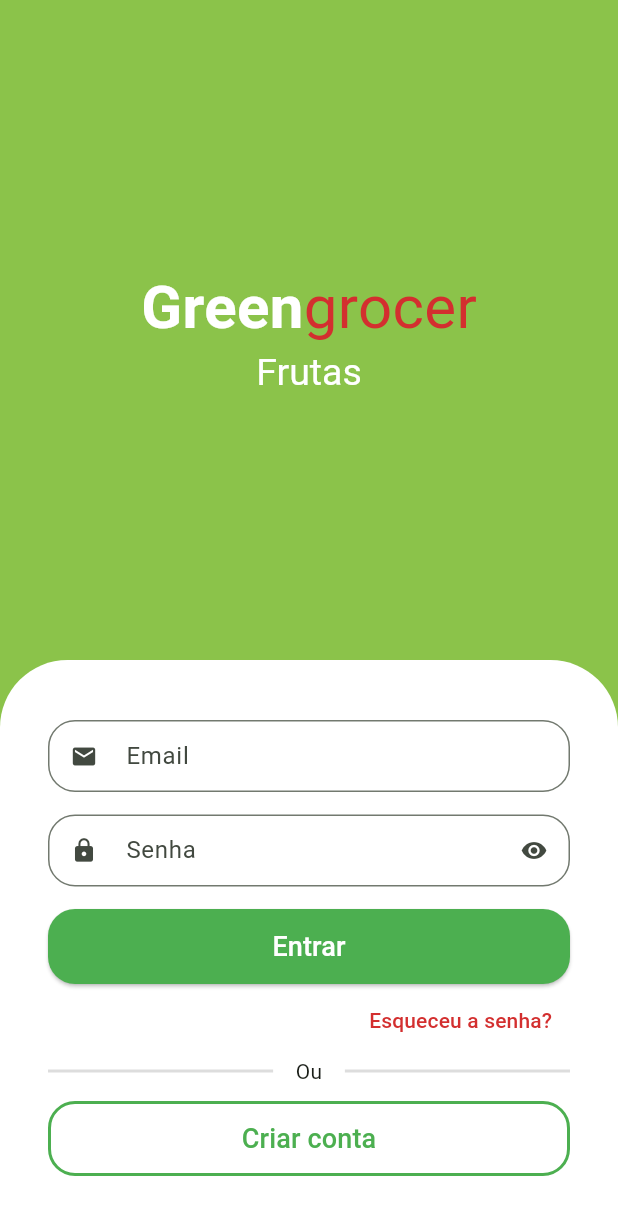
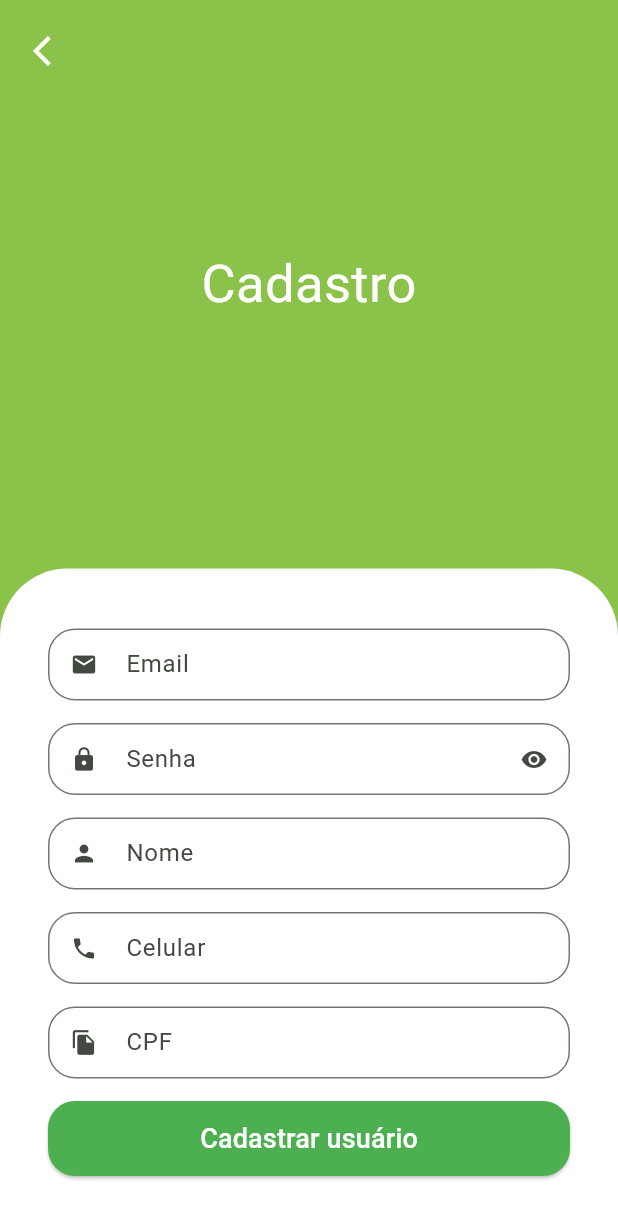
Before and after one commit to juaanluna/flutter-greengrocer, a Flutter app: the screen it shows after launch, after a tap on "Criar conta", on a phone screen of 412 x 824 dp. Shown: the top 1219 px of the screen. Run offline on Flutter 3.47's test engine with Material 3 defaults, Android fonts, the phone set to English and light mode, and no system bars; drawn by our look-alikes of animated_text_kit; our stand-ins replace mask_text_input_formatter.

Commit message:
feat: creating sign up screen

```diff
--- a/lib/src/auth/components/custom_text_field.dart
+++ b/lib/src/auth/components/custom_text_field.dart
@@ -1,15 +1,18 @@
 import 'package:flutter/material.dart';
+import 'package:flutter/services.dart';
 
 class CustomTextField extends StatefulWidget {
   final IconData icon;
   final String label;
   final bool isSecret;
+  final List<TextInputFormatter>? inputFormatters;
 
   const CustomTextField(
       {super.key,
       required this.icon,
       required this.label,
-      this.isSecret = false});
+      this.isSecret = false,
+      this.inputFormatters});
 
   @override
   State<CustomTextField> createState() => _CustomTextFieldState();
@@ -30,6 +33,7 @@ class _CustomTextFieldState extends State<CustomTextField> {
     return Padding(
       padding: const EdgeInsets.only(bottom: 15),
       child: TextFormField(
+        inputFormatters: widget.inputFormatters,
         obscureText: isObscure,
         decoration: InputDecoration(
             suffixIcon: widget.isSecret
--- a/lib/src/auth/sign_in_screen.dart
+++ b/lib/src/auth/sign_in_screen.dart
@@ -1,6 +1,7 @@
 import 'package:animated_text_kit/animated_text_kit.dart';
 import 'package:flutter/material.dart';
 import 'package:greengrocer/src/auth/components/custom_text_field.dart';
+import 'package:greengrocer/src/auth/sign_up_screen.dart';
 import 'package:greengrocer/src/config/custom_colors.dart';
 
 class SignInScreen extends StatelessWidget {
@@ -144,7 +145,12 @@ class SignInScreen extends StatelessWidget {
                                     borderRadius: BorderRadius.circular(18)),
                                 side: const BorderSide(
                                     width: 2, color: Colors.green)),
-                            onPressed: () {},
+                            onPressed: () {
+                              Navigator.of(context)
+                                  .push(MaterialPageRoute(builder: (c) {
+                                return SignUpScreen();
+                              }));
+                            },
                             child: const Text(
                               "Criar conta",
                               style:
--- /dev/null
+++ b/lib/src/auth/sign_up_screen.dart
@@ -0,0 +1,112 @@
+import 'package:flutter/material.dart';
+import 'package:greengrocer/src/auth/components/custom_text_field.dart';
+import 'package:greengrocer/src/config/custom_colors.dart';
+import 'package:mask_text_input_formatter/mask_text_input_formatter.dart';
+
+class SignUpScreen extends StatelessWidget {
+  SignUpScreen({super.key});
+
+  final cpfFormatter = MaskTextInputFormatter(
+      mask: '###.###.###-##', filter: {'#': RegExp(r'[0-9]')});
+
+
+  final phoneFormatter = MaskTextInputFormatter(
+      mask: '## #####-####', filter: {'#': RegExp(r'[0-9]')});
+
+  @override
+  Widget build(BuildContext context) {
+    final size = MediaQuery.of(context).size;
+
+    return Scaffold(
+      backgroundColor: CustomColors.customSwatchColor,
+      body: SingleChildScrollView(
+        child: SizedBox(
+          height: size.height,
+          width: size.width,
+          child: Stack(
+            children: [
+              Column(children: [
+                const Expanded(
+                    child: Center(
+                  child: Text(
+                    'Cadastro',
+                    style: TextStyle(color: Colors.white, fontSize: 35),
+                  ),
+                )),
+
+                //FORMULÁRIO
+                Container(
+                  padding:
+                      const EdgeInsets.symmetric(horizontal: 32, vertical: 40),
+                  decoration: const BoxDecoration(
+                    color: Colors.white,
+                    borderRadius: BorderRadius.vertical(
+                      top: Radius.circular(45),
+                    ),
+                  ),
+                  child: Column(
+                      crossAxisAlignment: CrossAxisAlignment.stretch,
+                      children: [
+                        const CustomTextField(
+                          icon: Icons.email,
+                          label: 'Email',
+                        ),
+                        const CustomTextField(
+                          icon: Icons.lock,
+                          label: 'Senha',
+                          isSecret: true,
+                        ),
+                        const CustomTextField(
+                          icon: Icons.person,
+                          label: 'Nome',
+                        ),
+                         CustomTextField(
+                          icon: Icons.phone,
+                          label: 'Celular',
+                          inputFormatters: [phoneFormatter],
+                        ),
+                        CustomTextField(
+                          icon: Icons.file_copy,
+                          label: 'CPF',
+                          inputFormatters: [cpfFormatter],
+                        ),
+
+                        //BOTAO
+                        SizedBox(
+                          height: 50,
+                          child: ElevatedButton(
+                              style: ElevatedButton.styleFrom(
+                                  backgroundColor: Colors.green,
+                                  shape: RoundedRectangleBorder(
+                                      borderRadius: BorderRadius.circular(18))),
+                              onPressed: () {},
+                              child: const Text(
+                                'Cadastrar usuário',
+                                style: TextStyle(
+                                    fontSize: 18, color: Colors.white),
+                              )),
+                        )
+                      ]),
+                ),
+              ]),
+              Positioned(
+                left: 10,
+                top: 10,
+                child: SafeArea(
+                  child: IconButton(
+                      onPressed: () {
+                        Navigator.of(context).pop();
+                      },
+                      icon: const Icon(
+                        Icons.arrow_back_ios,
+                        color: Colors.white,
+                      )),
+                ),
+              )
+            ],
+          ),
+        ),
+      ),
+    );
+  }
+}
--- a/pubspec.yaml
+++ b/pubspec.yaml
@@ -36,6 +36,7 @@ dependencies:
   # Use with the CupertinoIcons class for iOS style icons.
   cupertino_icons: ^1.0.2
   animated_text_kit: ^4.2.3
+  mask_text_input_formatter: ^2.9.0
 
 dev_dependencies:
   flutter_test:
```
Also changed, not shown: pubspec.lock.
